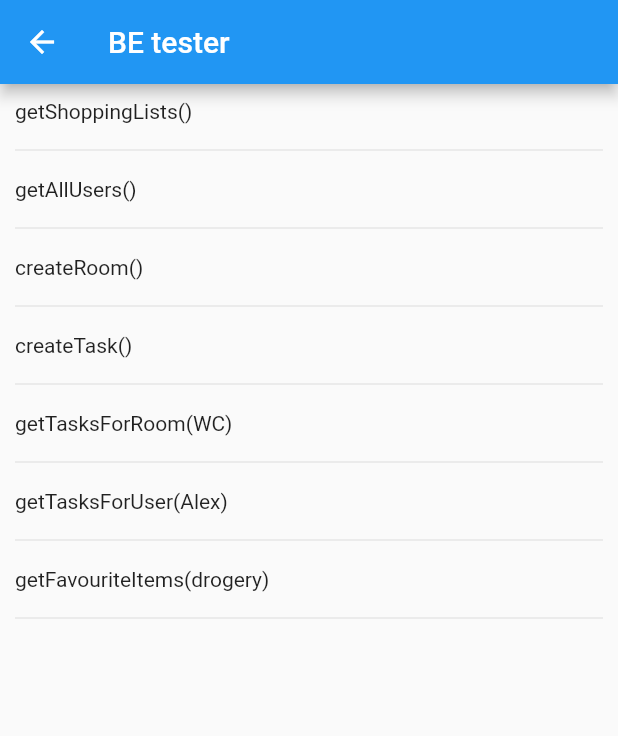
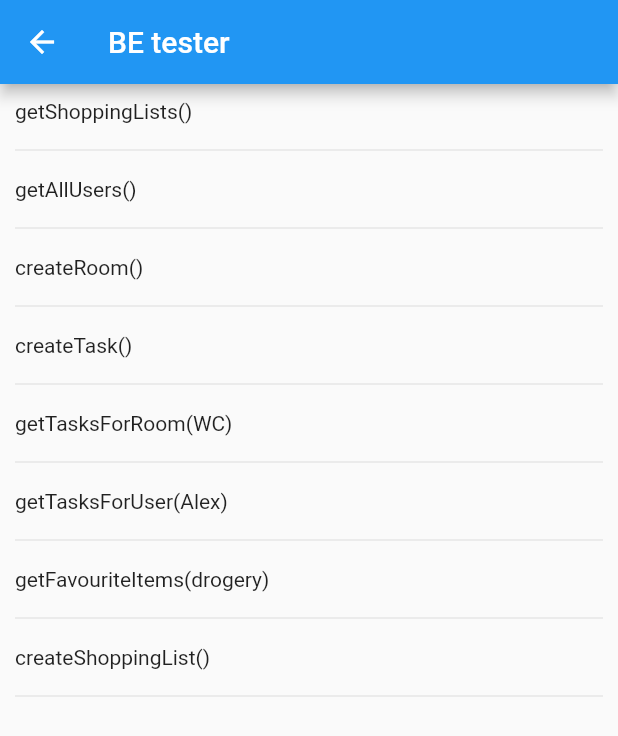
Before and after one commit to AlexanderTheGreatSK/itu_app, a Flutter app: the MyBEtestPage screen opened directly, after a tap on "getShoppingLists()", on a phone screen of 412 x 824 dp. Shown: the top 736 px of the screen. Run offline on Flutter 3.47's test engine with Material 2 defaults, Android fonts, the phone set to English and light mode, and no system bars; our stand-ins replace cloud_firestore, firebase_auth, firebase_core, firebase_storage, google_sign_in, hive_flutter; missing offline and left inert: hexagon; accounts and stored records are empty.

Commit message:
fixed creating shopping lists

```diff
--- a/lib/Database/DataClasses/ShoppingList.dart
+++ b/lib/Database/DataClasses/ShoppingList.dart
@@ -4,7 +4,7 @@ class ShoppingList {
   late String name;
   late List<String> boughtItems;
   late List<String> items;
-  late List<String> assignedUsers;
+  late List<OurUser> assignedUsers;
   late String type;
   late bool private;
 
@@ -19,9 +19,9 @@ class ShoppingList {
     print("Assigned users:");
 
     int index = 0;
-    for(String user in assignedUsers) {
+    for(OurUser user in assignedUsers) {
       print("User number $index --------");
-      print(user);
+      user.debugPrint();
       index++;
     }
   }
--- a/lib/Database/DatabaseHandler.dart
+++ b/lib/Database/DatabaseHandler.dart
@@ -102,7 +102,7 @@ class DatabaseHandler {
         for(var item in docsMap) {
           List<String> boughtItems = [];
           List<String> items = [];
-          List<String> assignedUsers = [];
+          List<OurUser> assignedUsers = [];
 
           for(var bItem in item.data()["boughtItems"]) {
             boughtItems.add(bItem);
@@ -115,12 +115,12 @@ class DatabaseHandler {
             assignedUsers.add(user);
           }
 
-          /*for(var user in item.data()["assignedUsers"]) {
+          for(var user in item.data()["assignedUsers"]) {
             OurUser? ourUser = await getUserById(user);
             if(ourUser != null) {
               assignedUsers.add(ourUser);
             }
-          }*/
+          }
           String name = item.data()["name"];
           String type = item.data()["type"];
           bool private = item.data()["private"];
@@ -138,7 +138,7 @@ class DatabaseHandler {
         bool private = fields["private"]["booleanValue"];
         List<String> items = [];
         List<String> boughtItems = [];
-        List<String> assignedUsers = [];
+        List<OurUser> assignedUsers = [];
 
         var rawItems = fields["items"]["arrayValue"]["values"];
         for(var item in rawItems) {
@@ -156,7 +156,7 @@ class DatabaseHandler {
         if(rawUsers.isNotEmpty) {
           rawUsers = rawUsers["values"];
           for(var item in rawUsers) {
-            assignedUsers.add(item["stringValue"]);
+            assignedUsers.add(await getUserById(item["stringValue"]));
           }
         }
 
@@ -185,6 +185,12 @@ class DatabaseHandler {
   }
 
   Future<void> createNewShoppingList(ShoppingList newShoppingList) async {
+    List<String> userId = [];
+
+    for(var user in newShoppingList.assignedUsers) {
+      userId.add(user.userId);
+    }
+
     if(isMobilePlatform()) {
       final dataMap = <String, dynamic> {
         "name" : newShoppingList.name,
@@ -192,7 +198,7 @@ class DatabaseHandler {
         "type" : newShoppingList.type,
         "items" : newShoppingList.items,
         "boughtItems" : newShoppingList.boughtItems,
-        "assignedUsers" : newShoppingList.assignedUsers,
+        "assignedUsers" : userId,
       };
 
       if(isMobilePlatform()) {
--- a/lib/Pages/BEtest.dart
+++ b/lib/Pages/BEtest.dart
@@ -4,6 +4,7 @@ import 'package:itu_app/Database/DataClasses/Task.dart';
 import 'package:itu_app/Database/DataClasses/User.dart';
 import 'package:itu_app/Database/DatabaseHandler.dart';
 import 'package:itu_app/Pages/BEtestPages/CreateRoomPage.dart';
+import 'package:itu_app/Pages/BEtestPages/CreateShoppingList.dart';
 
 import 'BEtestPages/CreateTaskPage.dart';
 
@@ -190,6 +191,26 @@ class _MyBEtestPageState extends State<MyBEtestPage> {
             padding: EdgeInsets.only(left: 10.0, right: 10.0),
             child: Divider(),
           ),
+          InkWell(
+            onTap: () {
+              Navigator.push(
+                context,
+                MaterialPageRoute(builder: (context) => const MyCreateShoppingListPage()),
+              );
+            },
+            child: const Row(
+              children: [
+                Padding(
+                  padding: EdgeInsets.all(10.0),
+                  child: Text("createShoppingList()"),
+                )
+              ],
+            ),
+          ),
+          const Padding(
+            padding: EdgeInsets.only(left: 10.0, right: 10.0),
+            child: Divider(),
+          ),
         ],
       ),
     );
```
Also changed, not shown: lib/Pages/BEtestPages/CreateShoppingList.dart (+18 -11 lines).
